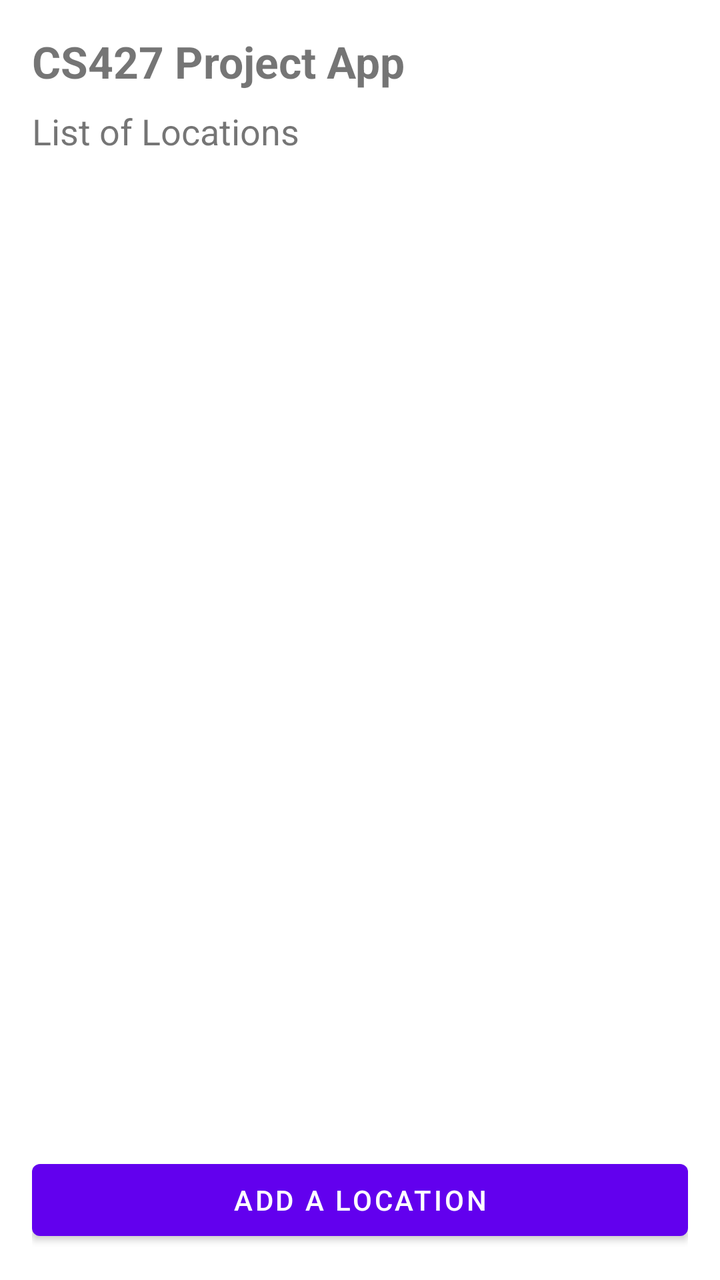
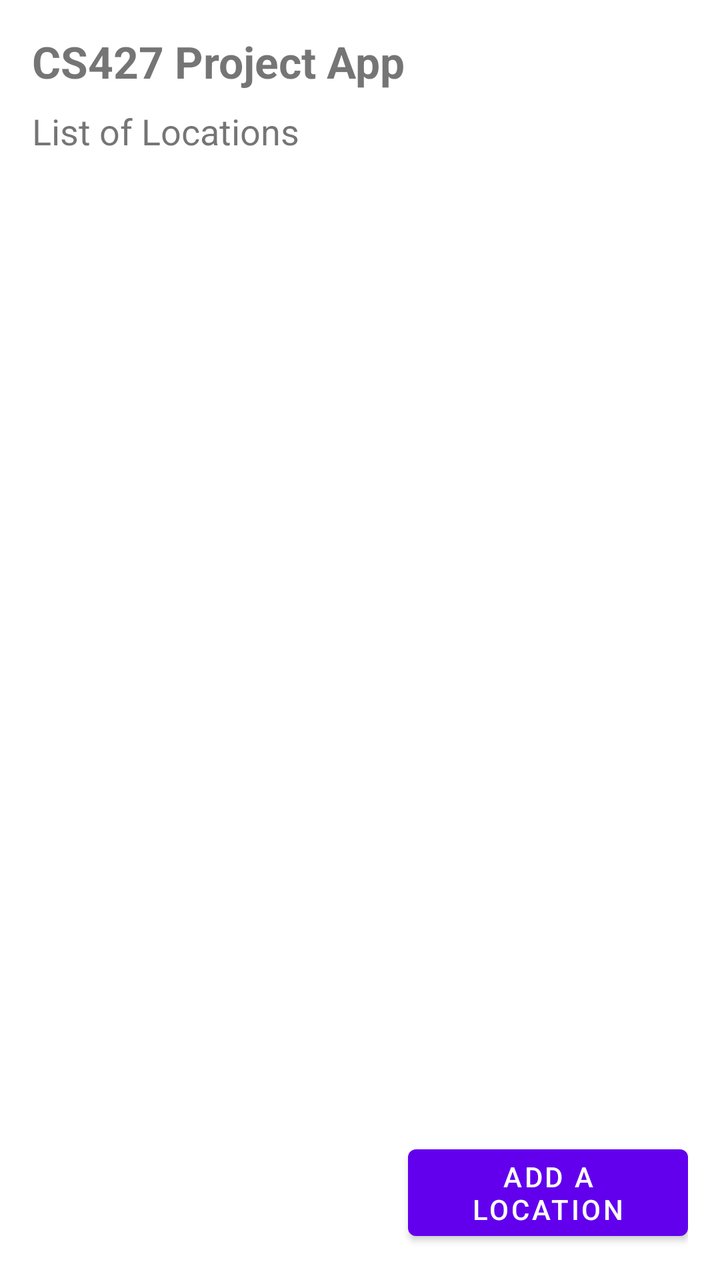

Two renders of the same Android screen: before a commit and after it. Below are the layout's source before the change and the commit's diff.
<!-- AndroidManifest.xml: application theme Theme.MyFirstApp -->
<!-- res/layout/activity_main.xml -->
<?xml version="1.0" encoding="utf-8"?>
<androidx.constraintlayout.widget.ConstraintLayout xmlns:android="http://schemas.android.com/apk/res/android"
    xmlns:app="http://schemas.android.com/apk/res-auto"
    xmlns:tools="http://schemas.android.com/tools"
    android:layout_width="match_parent"
    android:layout_height="match_parent"
    tools:context=".MainActivity">

    <LinearLayout
        android:layout_width="0dp"
        android:layout_height="0dp"
        android:orientation="vertical"
        android:padding="16dp"
        app:layout_constraintBottom_toBottomOf="parent"
        app:layout_constraintEnd_toEndOf="parent"
        app:layout_constraintStart_toStartOf="parent"
        app:layout_constraintTop_toTopOf="parent">

        <TextView
            android:id="@+id/textView3"
            android:layout_width="match_parent"
            android:layout_height="wrap_content"
            android:text="CS427 Project App"
            android:textSize="22sp"
            android:textStyle="bold"
            android:paddingBottom="8dp" />

        <TextView
            android:id="@+id/textView4"
            android:layout_width="match_parent"
            android:layout_height="wrap_content"
            android:text="List of Locations"
            android:textSize="18sp"
            android:layout_marginBottom="8dp"/>

        <ScrollView
            android:layout_width="match_parent"
            android:layout_height="0dp"
            android:layout_weight="1"
            android:scrollbars="vertical"
            android:fadeScrollbars="false">

            <LinearLayout
                android:id="@+id/cities_container"
                android:layout_width="match_parent"
                android:layout_height="wrap_content"
                android:orientation="vertical" />

        </ScrollView>

        <Button
            android:id="@+id/buttonAddLocation"
            android:layout_width="match_parent"
            android:layout_height="wrap_content"
            android:text="Add a location"
            android:layout_marginTop="16dp"/>

    </LinearLayout>
</androidx.constraintlayout.widget.ConstraintLayout>
<!-- resources referenced by this layout -->
<resources>
  <style name="Theme.MyFirstApp" parent="Theme.MaterialComponents.DayNight.DarkActionBar">
          
          <item name="colorPrimary">@color/purple_500</item>
          <item name="colorPrimaryVariant">@color/purple_700</item>
          <item name="colorOnPrimary">@color/white</item>
          
          <item name="colorSecondary">@color/teal_200</item>
          <item name="colorSecondaryVariant">@color/teal_700</item>
          <item name="colorOnSecondary">@color/black</item>
          
          <item name="android:statusBarColor" tools:targetApi="l">?attr/colorPrimaryVariant</item>
          
      </style>
  <color name="purple_500">#FF6200EE</color>
  <color name="purple_700">#FF3700B3</color>
  <color name="white">#FFFFFFFF</color>
  <color name="teal_200">#FF03DAC5</color>
  <color name="teal_700">#FF018786</color>
  <color name="black">#FF000000</color>
</resources>

<!-- the commit's change to res/layout/activity_main.xml (unified diff, before → after) -->
@@ -50,10 +50,11 @@
 
         <Button
             android:id="@+id/buttonAddLocation"
-            android:layout_width="match_parent"
+            android:layout_width="140dp"
             android:layout_height="wrap_content"
-            android:text="Add a location"
-            android:layout_marginTop="16dp"/>
+            android:layout_gravity="end"
+            android:layout_marginTop="16dp"
+            android:text="Add a location" />
 
     </LinearLayout>
 </androidx.constraintlayout.widget.ConstraintLayout>
